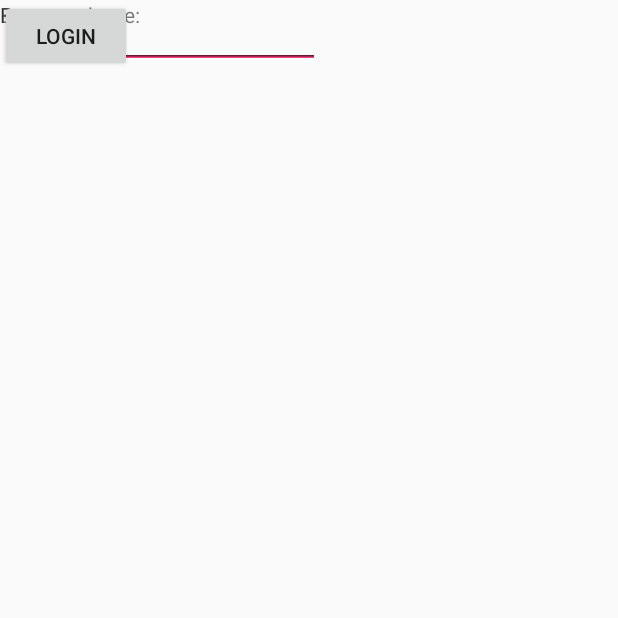
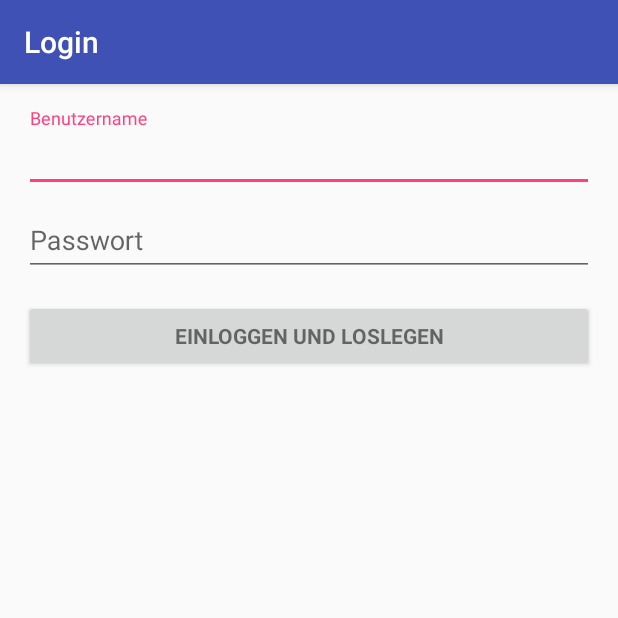
Before and after one commit to skuelec/Parkma2, an Android app: the screen it shows after launch (LoginActivity before the commit, LoginActivity2 after it), on a phone screen of 412 x 824 dp, the top half of it. Run offline under Robolectric (Android 15) with nearby library versions, the phone set to English and light mode, and no system bars; 2 statements that could not run were skipped.

Commit message:
Login Activity wurde hinzugefügt

```diff
--- a/app/src/main/AndroidManifest.xml
+++ b/app/src/main/AndroidManifest.xml
@@ -22,12 +22,9 @@
             </intent-filter>
         </activity>
         <activity
-            android:name=".LoginActivity"
-            android:label="Login"
-            android:theme="@style/AppTheme" />
-        <activity
             android:name=".LoginActivity2"
             android:label="@string/title_activity_login2"></activity>
+
     </application>
 
 </manifest>
--- a/app/src/main/java/at/se/fhcampus/parkma2/LoginActivity.java
+++ /dev/null
@@ -1,22 +0,0 @@
-package at.se.fhcampus.parkma2;
-
-import android.app.Activity;
-import android.os.Bundle;
-import android.view.View;
-
-/**
- * Created by kuele on 13.01.2018.
- */
-
-public class LoginActivity extends Activity {
-    //Kommentar nach LoginActivity2
-    @Override
-    protected void onCreate(Bundle savedInstanceState) {
-        super.onCreate(savedInstanceState);
-        setContentView(R.layout.activity_login);
-
-    }
-
-    public void onlogin(View view) {
-    }
-}
--- a/app/src/main/java/at/se/fhcampus/parkma2/ParkingActivity.java
+++ b/app/src/main/java/at/se/fhcampus/parkma2/ParkingActivity.java
@@ -5,4 +5,5 @@ package at.se.fhcampus.parkma2;
  */
 
 public class ParkingActivity {
+
 }
--- a/app/src/main/java/at/se/fhcampus/parkma2/StartActivity.java
+++ b/app/src/main/java/at/se/fhcampus/parkma2/StartActivity.java
@@ -11,10 +11,15 @@ public class StartActivity extends AppCompatActivity {
         super.onCreate(savedInstanceState);
         setContentView(R.layout.activity_start);
 
-        for(int i=0;i<300000000;i++){};
+        try {
+            Thread.sleep(3000);
+
+        }catch (Exception e){
+            e.printStackTrace();
+        }
 
         Intent getLoginScreen = new Intent(this,
-                LoginActivity.class);
+                LoginActivity2.class);
 
         startActivity(getLoginScreen);
     }
--- a/app/src/main/java/at/se/fhcampus/parkma2/UserActivity.java
+++ b/app/src/main/java/at/se/fhcampus/parkma2/UserActivity.java
@@ -5,4 +5,5 @@ package at.se.fhcampus.parkma2;
  */
 
 public class UserActivity {
+
 }
--- a/app/src/main/res/layout/activity_login.xml
+++ /dev/null
@@ -1,52 +0,0 @@
-<?xml version="1.0" encoding="utf-8"?>
-<android.support.constraint.ConstraintLayout
-    xmlns:android="http://schemas.android.com/apk/res/android"
-    xmlns:tools="http://schemas.android.com/tools"
-    android:layout_width="match_parent"
-    android:layout_height="match_parent">
-
-
-    <Button
-        android:id="@+id/button_login"
-        android:layout_width="wrap_content"
-        android:layout_height="wrap_content"
-        android:text="Login"
-        tools:layout_editor_absoluteX="147dp"
-        tools:layout_editor_absoluteY="279dp"
-        android:onClick="onlogin"/>
-
-    <EditText
-        android:id="@+id/editText2"
-        android:layout_width="wrap_content"
-        android:layout_height="wrap_content"
-        android:ems="10"
-        android:inputType="textPassword"
-        tools:layout_editor_absoluteX="85dp"
-        tools:layout_editor_absoluteY="199dp" />
-
-    <EditText
-        android:id="@+id/benutzername_edit_text"
-        android:layout_width="wrap_content"
-        android:layout_height="wrap_content"
-        android:ems="10"
-        android:inputType="textPersonName"
-        tools:layout_editor_absoluteX="84dp"
-        tools:layout_editor_absoluteY="98dp" />
-
-    <TextView
-        android:id="@+id/textView2"
-        android:layout_width="96dp"
-        android:layout_height="17dp"
-        android:text="Benutzername:"
-        tools:layout_editor_absoluteX="87dp"
-        tools:layout_editor_absoluteY="68dp" />
-
-    <TextView
-        android:id="@+id/textView3"
-        android:layout_width="68dp"
-        android:layout_height="19dp"
-        android:text="Password:"
-        tools:layout_editor_absoluteX="86dp"
-        tools:layout_editor_absoluteY="169dp" />
-
-</android.support.constraint.ConstraintLayout>
--- a/app/src/main/res/layout/activity_login2.xml
+++ b/app/src/main/res/layout/activity_login2.xml
@@ -25,7 +25,7 @@
         android:layout_height="match_parent">
 
         <LinearLayout
-            android:id="@+id/email_login_form"
+            android:id="@+id/username_login_form"
             android:layout_width="match_parent"
             android:layout_height="wrap_content"
             android:orientation="vertical">
@@ -35,10 +35,10 @@
                 android:layout_height="wrap_content">
 
                 <AutoCompleteTextView
-                    android:id="@+id/email"
+                    android:id="@+id/username"
                     android:layout_width="match_parent"
                     android:layout_height="wrap_content"
-                    android:hint="@string/prompt_email"
+                    android:hint="@string/prompt_username"
                     android:inputType="textEmailAddress"
                     android:maxLines="1"
                     android:singleLine="true" />
@@ -64,7 +64,7 @@
             </android.support.design.widget.TextInputLayout>
 
             <Button
-                android:id="@+id/email_sign_in_button"
+                android:id="@+id/sign_in_button"
                 style="?android:textAppearanceSmall"
                 android:layout_width="match_parent"
                 android:layout_height="wrap_content"
--- a/app/src/main/res/values/strings.xml
+++ b/app/src/main/res/values/strings.xml
@@ -1,16 +1,16 @@
 <resources>
-    <string name="app_name">Parkma2</string>
-    <string name="title_activity_login2">Sign in</string>
+    <string name="app_name">Parkma</string>
+    <string name="title_activity_login2">Login</string>
 
     <!-- Strings related to login -->
-    <string name="prompt_email">Email</string>
-    <string name="prompt_password">Password (optional)</string>
-    <string name="action_sign_in">Sign in or register</string>
+    <string name="prompt_username">Benutzername</string>
+    <string name="prompt_password">Passwort</string>
+    <string name="action_sign_in">EINLOGGEN UND LOSLEGEN</string>
     <string name="action_sign_in_short">Sign in</string>
-    <string name="error_invalid_email">This email address is invalid</string>
-    <string name="error_invalid_password">This password is too short</string>
-    <string name="error_incorrect_password">This password is incorrect</string>
-    <string name="error_field_required">This field is required</string>
+    <string name="error_invalid_email">E-Mail-Adresse stimmt nicht</string>
+    <string name="error_invalid_password">Dieses Passwort ist zu kurz</string>
+    <string name="error_incorrect_password">Passwort stimmt nicht</string>
+    <string name="error_field_required">Dieses Feld ist zu befüllen!</string>
     <string name="permission_rationale">"Contacts permissions are needed for providing email
         completions."
     </string>
```
Also changed, not shown: app/src/main/java/at/se/fhcampus/parkma2/LoginActivity2.java (+30 -28 lines), 1 other file.
